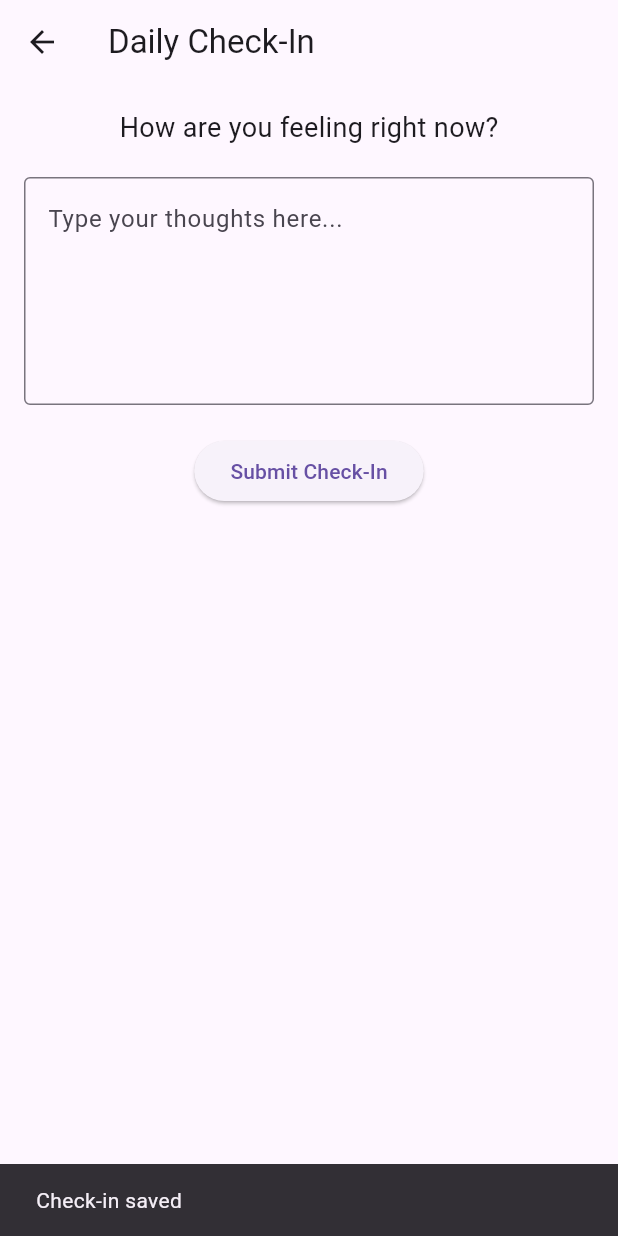
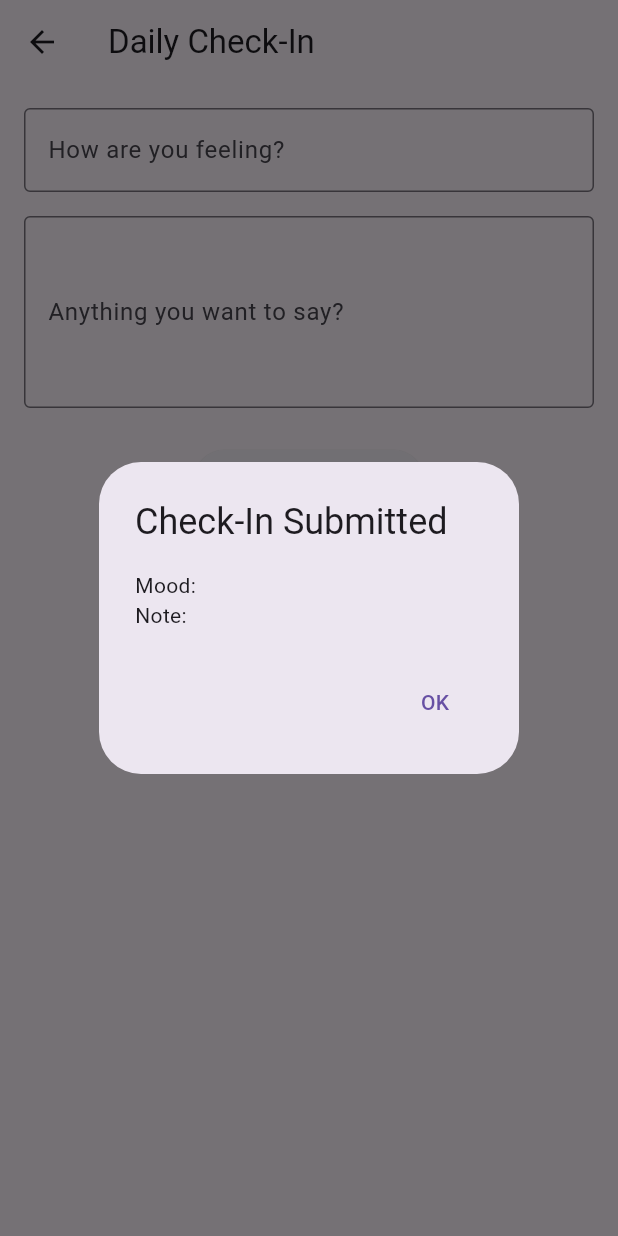
Before and after one commit to iotconstruction1/the_living_mirror, a Flutter app: the CheckInScreen screen opened directly, after a tap on "Submit Check-In", on a phone screen of 412 x 824 dp. Run offline on Flutter 3.47's test engine with Material 3 defaults, Android fonts, the phone set to English and light mode, and no system bars.

Commit message:
Update checkin_screen.dart

```diff
--- a/lib/checkin_screen.dart
+++ b/lib/checkin_screen.dart
@@ -1,38 +1,66 @@
 import 'package:flutter/material.dart';
 
-class CheckInScreen extends StatelessWidget {
+class CheckInScreen extends StatefulWidget {
   const CheckInScreen({super.key});
+
+  @override
+  State<CheckInScreen> createState() => _CheckInScreenState();
+}
+
+class _CheckInScreenState extends State<CheckInScreen> {
+  final _moodController = TextEditingController();
+  final _noteController = TextEditingController();
+
+  void _handleSubmit() {
+    final mood = _moodController.text.trim();
+    final note = _noteController.text.trim();
+
+    // For now we just show a basic confirmation
+    showDialog(
+      context: context,
+      builder: (_) => AlertDialog(
+        title: const Text('Check-In Submitted'),
+        content: Text('Mood: $mood\nNote: $note'),
+        actions: [
+          TextButton(
+            onPressed: () => Navigator.of(context).pop(),
+            child: const Text('OK'),
+          )
+        ],
+      ),
+    );
+
+    _moodController.clear();
+    _noteController.clear();
+  }
 
   @override
   Widget build(BuildContext context) {
     return Scaffold(
-      appBar: AppBar(
-        title: const Text('Daily Check-In'),
-      ),
+      appBar: AppBar(title: const Text('Daily Check-In')),
       body: Padding(
         padding: const EdgeInsets.all(16.0),
         child: Column(
           children: [
-            const Text(
-              'How are you feeling right now?',
-              style: TextStyle(fontSize: 18),
+            TextField(
+              controller: _moodController,
+              decoration: const InputDecoration(
+                labelText: 'How are you feeling?',
+                border: OutlineInputBorder(),
+              ),
             ),
-            const SizedBox(height: 20),
+            const SizedBox(height: 16),
             TextField(
+              controller: _noteController,
               decoration: const InputDecoration(
+                labelText: 'Anything you want to say?',
                 border: OutlineInputBorder(),
-                hintText: 'Type your thoughts here...',
               ),
-              maxLines: 5,
+              maxLines: 4,
             ),
-            const SizedBox(height: 20),
+            const SizedBox(height: 24),
             ElevatedButton(
-              onPressed: () {
-                // Placeholder: Save check-in logic will go here
-                ScaffoldMessenger.of(context).showSnackBar(
-                  const SnackBar(content: Text('Check-in saved')),
-                );
-              },
+              onPressed: _handleSubmit,
               child: const Text('Submit Check-In'),
             ),
           ],
```
